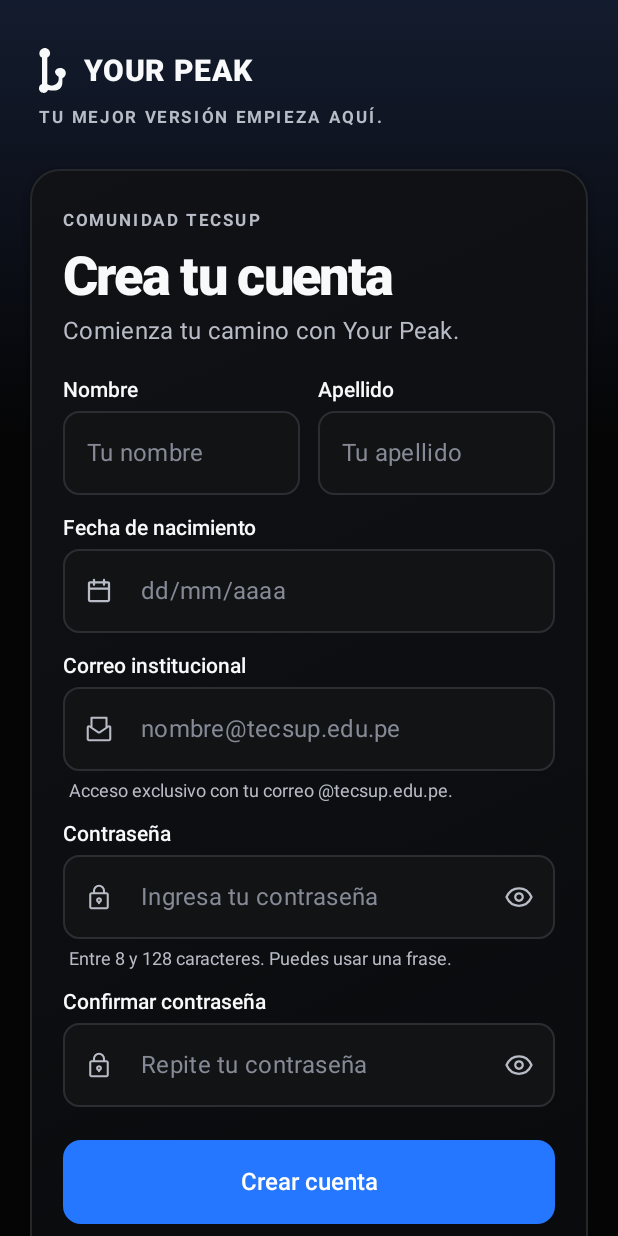
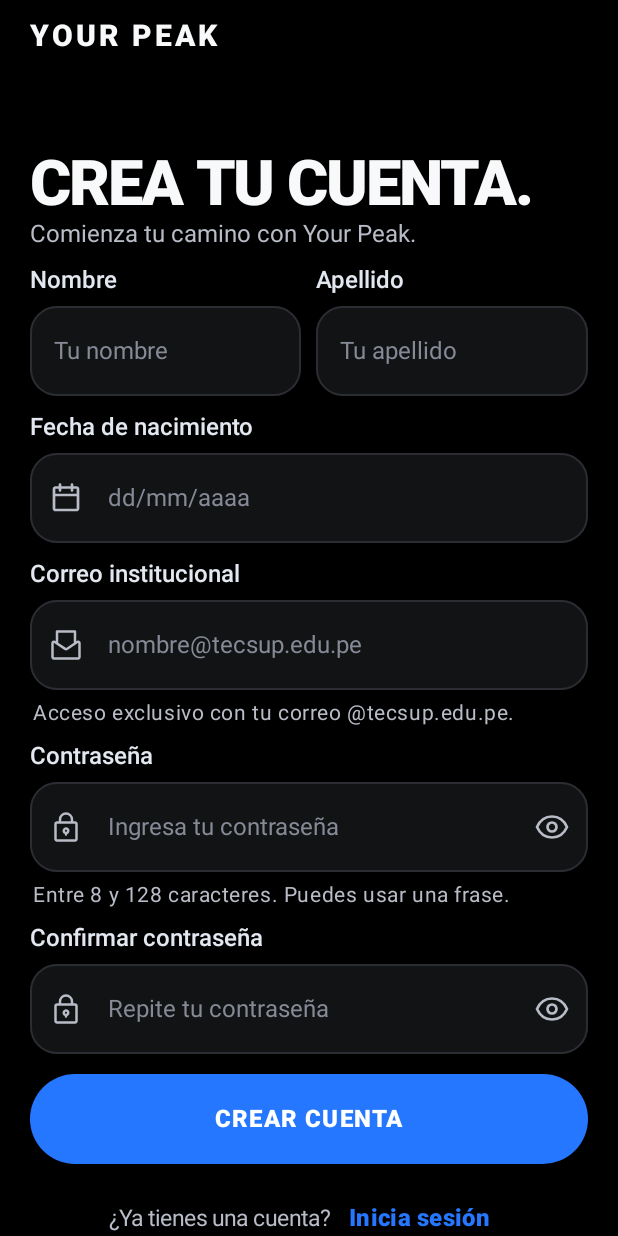
Before and after one commit to fabian-raam/YourPeak, an Android app built with Jetpack Compose: the RegistroScreen screen opened through its navigation route, on a phone screen of 412 x 824 dp. Run offline under Robolectric (Android 15) with nearby library versions, the phone set to English and light mode, and no system bars.

Commit message:
Diseña pantalla móvil de registro

```diff
--- a/Mobile/app/src/main/java/com/ramirez/yourpeak/ui/auth/LoginScreen.kt
+++ b/Mobile/app/src/main/java/com/ramirez/yourpeak/ui/auth/LoginScreen.kt
@@ -2,6 +2,7 @@ package com.ramirez.yourpeak.ui.auth
 
 import androidx.compose.foundation.Image
 import androidx.compose.foundation.background
+import androidx.compose.foundation.clickable
 import androidx.compose.foundation.layout.Arrangement
 import androidx.compose.foundation.layout.Box
 import androidx.compose.foundation.layout.BoxWithConstraints
@@ -184,7 +185,7 @@ private fun LoginContenido(
             Aviso(estado.aviso, TipoAviso.Exito)
             Aviso(estado.mensajeError, TipoAviso.Error)
 
-            CampoLogin(
+            CampoAutenticacion(
                 valor = estado.correo,
                 alCambiar = alCambiarCorreo,
                 etiqueta = "Correo institucional",
@@ -197,7 +198,7 @@ private fun LoginContenido(
                 longitudMaxima = 254
             )
             Spacer(Modifier.height(14.dp))
-            CampoLogin(
+            CampoAutenticacion(
                 valor = estado.contrasena,
                 alCambiar = alCambiarContrasena,
                 etiqueta = "Contrase\u00F1a",
@@ -209,44 +210,18 @@ private fun LoginContenido(
                 alCambiarVisibilidad = { mostrarContrasena = !mostrarContrasena },
                 habilitado = !estado.cargando,
                 longitudMaxima = 128,
+                ultimo = true,
                 alEnviar = { foco.clearFocus(); alEnviar() }
             )
 
             Spacer(Modifier.height(12.dp))
 
-            Button(
-                onClick = { foco.clearFocus(); alEnviar() },
-                enabled = !estado.cargando,
-                modifier = Modifier.fillMaxWidth().heightIn(min = 60.dp),
-                shape = CircleShape,
-                colors = ButtonDefaults.buttonColors(
-                    containerColor = Azul,
-                    contentColor = Color.White,
-                    disabledContainerColor = Azul.copy(alpha = 0.6f),
-                    disabledContentColor = Color.White
-                )
-            ) {
-                Row(
-                    horizontalArrangement = Arrangement.Center,
-                    verticalAlignment = Alignment.CenterVertically
-                ) {
-                    if (estado.cargando) {
-                        CircularProgressIndicator(
-                            color = Color.White,
-                            strokeWidth = 2.dp,
-                            modifier = Modifier.size(18.dp)
-                        )
-                        Spacer(Modifier.padding(horizontal = 4.dp))
-                    }
-                    Text(
-                        text = if (estado.cargando) "INICIANDO SESI\u00D3N..." else "INICIAR SESI\u00D3N",
-                        fontFamily = FontFamily.SansSerif,
-                        fontWeight = FontWeight.Black,
-                        fontSize = 16.sp,
-                        letterSpacing = 0.8.sp
-                    )
-                }
-            }
+            BotonAutenticacion(
+                texto = "INICIAR SESI\u00D3N",
+                textoEnProceso = "INICIANDO SESI\u00D3N...",
+                alPresionar = { foco.clearFocus(); alEnviar() },
+                cargando = estado.cargando
+            )
 
             Spacer(Modifier.height((alturaMaxima * 0.22f).coerceAtLeast(52.dp)))
             Row(
@@ -273,11 +248,51 @@ private fun LoginContenido(
 }
 
 @Composable
-private fun CampoLogin(
+fun BotonAutenticacion(
+    texto: String,
+    textoEnProceso: String,
+    alPresionar: () -> Unit,
+    cargando: Boolean,
+    modifier: Modifier = Modifier
+) {
+    Button(
+        onClick = alPresionar,
+        enabled = !cargando,
+        modifier = modifier.fillMaxWidth().heightIn(min = 60.dp),
+        shape = CircleShape,
+        colors = ButtonDefaults.buttonColors(
+            containerColor = Azul,
+            contentColor = Color.White,
+            disabledContainerColor = Azul.copy(alpha = 0.6f),
+            disabledContentColor = Color.White
+        )
+    ) {
+        Row(horizontalArrangement = Arrangement.Center, verticalAlignment = Alignment.CenterVertically) {
+            if (cargando) {
+                CircularProgressIndicator(
+                    color = Color.White,
+                    strokeWidth = 2.dp,
+                    modifier = Modifier.size(18.dp)
+                )
+                Spacer(Modifier.padding(horizontal = 4.dp))
+            }
+            Text(
+                text = if (cargando) textoEnProceso else texto,
+                fontFamily = FontFamily.SansSerif,
+                fontWeight = FontWeight.Black,
+                fontSize = 16.sp,
+                letterSpacing = 0.8.sp
+            )
+        }
+    }
+}
+
+@Composable
+fun CampoAutenticacion(
     valor: String,
     alCambiar: (String) -> Unit,
     etiqueta: String,
-    icono: Int,
+    icono: Int?,
     placeholder: String,
     modifier: Modifier = Modifier,
     ayuda: String? = null,
@@ -288,7 +303,10 @@ private fun CampoLogin(
     tipoTeclado: KeyboardType = KeyboardType.Text,
     habilitado: Boolean = true,
     longitudMaxima: Int,
-    alEnviar: () -> Unit = {}
+    alEnviar: () -> Unit = {},
+    soloLectura: Boolean = false,
+    alPresionar: (() -> Unit)? = null,
+    ultimo: Boolean = esContrasena
 ) {
     Column(modifier.fillMaxWidth().padding(bottom = 11.dp)) {
         Text(
@@ -298,19 +316,21 @@ private fun CampoLogin(
             style = MaterialTheme.typography.bodyMedium.copy(fontSize = 16.sp),
             modifier = Modifier.padding(bottom = 8.dp)
         )
+        Box {
         OutlinedTextField(
             value = valor,
             onValueChange = { if (it.length <= longitudMaxima) alCambiar(it) },
             modifier = Modifier.fillMaxWidth().heightIn(min = 60.dp),
             enabled = habilitado,
+            readOnly = soloLectura,
             singleLine = true,
             isError = error != null,
             placeholder = {
                 Text(placeholder, style = MaterialTheme.typography.bodyMedium.copy(fontSize = 16.sp))
             },
-            leadingIcon = {
-                Icon(painterResource(icono), contentDescription = null)
-            },
+            leadingIcon = if (icono != null) {
+                { Icon(painterResource(icono), contentDescription = null) }
+            } else null,
             trailingIcon = if (esContrasena) {
                 {
                     IconButton(onClick = alCambiarVisibilidad, enabled = habilitado) {
@@ -328,7 +348,7 @@ private fun CampoLogin(
             } else VisualTransformation.None,
             keyboardOptions = KeyboardOptions(
                 keyboardType = if (esContrasena) KeyboardType.Password else tipoTeclado,
-                imeAction = if (esContrasena) ImeAction.Done else ImeAction.Next
+                imeAction = if (ultimo) ImeAction.Done else ImeAction.Next
             ),
             keyboardActions = KeyboardActions(onDone = { alEnviar() }),
             textStyle = MaterialTheme.typography.bodyMedium.copy(fontSize = 16.sp, color = Texto),
@@ -353,6 +373,15 @@ private fun CampoLogin(
                 cursorColor = Azul
             )
         )
+        if (soloLectura && alPresionar != null && habilitado) {
+            Box(
+                Modifier
+                    .matchParentSize()
+                    .background(Color.Transparent)
+                    .clickable(onClick = alPresionar)
+            )
+        }
+        }
         val textoInferior = error ?: ayuda
         if (textoInferior != null) {
             Text(
--- a/Mobile/app/src/main/java/com/ramirez/yourpeak/ui/auth/RegistroScreen.kt
+++ b/Mobile/app/src/main/java/com/ramirez/yourpeak/ui/auth/RegistroScreen.kt
@@ -1,17 +1,19 @@
 package com.ramirez.yourpeak.ui.auth
 
+import androidx.compose.foundation.background
 import androidx.compose.foundation.layout.Arrangement
+import androidx.compose.foundation.layout.BoxWithConstraints
 import androidx.compose.foundation.layout.Column
 import androidx.compose.foundation.layout.Row
 import androidx.compose.foundation.layout.Spacer
 import androidx.compose.foundation.layout.fillMaxSize
+import androidx.compose.foundation.layout.fillMaxWidth
 import androidx.compose.foundation.layout.height
 import androidx.compose.foundation.layout.imePadding
 import androidx.compose.foundation.layout.padding
 import androidx.compose.foundation.layout.systemBarsPadding
 import androidx.compose.foundation.layout.widthIn
 import androidx.compose.foundation.rememberScrollState
-import androidx.compose.foundation.text.KeyboardActions
 import androidx.compose.foundation.verticalScroll
 import androidx.compose.material3.DatePicker
 import androidx.compose.material3.DatePickerDefaults
@@ -31,24 +33,22 @@ import androidx.compose.runtime.saveable.rememberSaveable
 import androidx.compose.runtime.setValue
 import androidx.compose.ui.Alignment
 import androidx.compose.ui.Modifier
+import androidx.compose.ui.graphics.Color
 import androidx.compose.ui.platform.LocalFocusManager
+import androidx.compose.ui.text.font.FontWeight
 import androidx.compose.ui.text.input.KeyboardType
 import androidx.compose.ui.tooling.preview.Preview
 import androidx.compose.ui.unit.dp
+import androidx.compose.ui.unit.sp
 import androidx.lifecycle.compose.collectAsStateWithLifecycle
 import androidx.lifecycle.viewmodel.compose.viewModel
 import com.ramirez.yourpeak.R
 import com.ramirez.yourpeak.domain.Fechas
 import com.ramirez.yourpeak.ui.components.Aviso
-import com.ramirez.yourpeak.ui.components.BotonPrincipal
-import com.ramirez.yourpeak.ui.components.CampoTexto
-import com.ramirez.yourpeak.ui.components.EncabezadoTarjeta
-import com.ramirez.yourpeak.ui.components.EnlaceCambio
-import com.ramirez.yourpeak.ui.components.FondoMarca
-import com.ramirez.yourpeak.ui.components.MarcaYourPeak
-import com.ramirez.yourpeak.ui.components.NotaPie
-import com.ramirez.yourpeak.ui.components.TarjetaAuth
 import com.ramirez.yourpeak.ui.components.TipoAviso
+import com.ramirez.yourpeak.ui.theme.Azul
+import com.ramirez.yourpeak.ui.theme.Texto
+import com.ramirez.yourpeak.ui.theme.TextoSuave
 import com.ramirez.yourpeak.ui.theme.YourPeakTheme
 
 @Composable
@@ -96,32 +96,51 @@ private class RegistroAcciones(
 private fun RegistroContenido(estado: RegistroUiState, acciones: RegistroAcciones) {
     val foco = LocalFocusManager.current
     var mostrarCalendario by rememberSaveable { mutableStateOf(false) }
+    var mostrarContrasena by rememberSaveable { mutableStateOf(false) }
+    var mostrarConfirmacion by rememberSaveable { mutableStateOf(false) }
     val habilitado = !estado.cargando
 
-    FondoMarca(Modifier.fillMaxSize()) {
+    BoxWithConstraints(Modifier.fillMaxSize().background(Color.Black)) {
+        val altura = maxHeight
         Column(
             modifier = Modifier
+                .align(Alignment.TopCenter)
+                .widthIn(max = 520.dp)
+                .fillMaxWidth()
                 .fillMaxSize()
                 .systemBarsPadding()
                 .imePadding()
                 .verticalScroll(rememberScrollState())
-                .padding(horizontal = 20.dp, vertical = 24.dp),
-            horizontalAlignment = Alignment.CenterHorizontally
+                .padding(horizontal = 20.dp, vertical = 12.dp),
+            horizontalAlignment = Alignment.Start
         ) {
-            Column(Modifier.widthIn(max = 520.dp)) {
-                MarcaYourPeak(Modifier.padding(start = 6.dp, top = 8.dp))
-                Spacer(Modifier.height(28.dp))
-
-                TarjetaAuth {
-                    EncabezadoTarjeta(
-                        etiqueta = "COMUNIDAD TECSUP",
-                        titulo = "Crea tu cuenta",
-                        introduccion = "Comienza tu camino con Your Peak."
+            Text(
+                text = "YOUR PEAK",
+                color = Texto,
+                fontWeight = FontWeight.Black,
+                fontSize = 20.sp,
+                letterSpacing = 2.sp
             )
+            Spacer(Modifier.height(altura * 0.075f))
+            Text(
+                text = "CREA TU CUENTA.",
+                color = Texto,
+                fontWeight = FontWeight.Black,
+                fontSize = 42.sp,
+                lineHeight = 46.sp,
+                letterSpacing = (-1.4).sp,
+                maxLines = 1
+            )
+            Text(
+                text = "Comienza tu camino con Your Peak.",
+                color = TextoSuave,
+                style = MaterialTheme.typography.bodyMedium.copy(fontSize = 16.sp)
+            )
+            Spacer(Modifier.height(12.dp))
             Aviso(estado.mensajeError, TipoAviso.Error)
 
-                    Row(horizontalArrangement = Arrangement.spacedBy(12.dp)) {
-                        CampoTexto(
+            Row(horizontalArrangement = Arrangement.spacedBy(10.dp)) {
+                CampoAutenticacion(
                     valor = estado.nombre,
                     alCambiar = acciones.nombre,
                     etiqueta = "Nombre",
@@ -132,7 +151,7 @@ private fun RegistroContenido(estado: RegistroUiState, acciones: RegistroAccione
                     longitudMaxima = 100,
                     modifier = Modifier.weight(1f)
                 )
-                        CampoTexto(
+                CampoAutenticacion(
                     valor = estado.apellido,
                     alCambiar = acciones.apellido,
                     etiqueta = "Apellido",
@@ -144,7 +163,7 @@ private fun RegistroContenido(estado: RegistroUiState, acciones: RegistroAccione
                     modifier = Modifier.weight(1f)
                 )
             }
-                    CampoTexto(
+            CampoAutenticacion(
                 valor = if (estado.fechaNacimiento.isBlank()) "" else Fechas.paraMostrar(estado.fechaNacimiento),
                 alCambiar = {},
                 etiqueta = "Fecha de nacimiento",
@@ -153,9 +172,10 @@ private fun RegistroContenido(estado: RegistroUiState, acciones: RegistroAccione
                 error = estado.errores["fechaNacimiento"],
                 habilitado = habilitado,
                 soloLectura = true,
+                longitudMaxima = 10,
                 alPresionar = { foco.clearFocus(); mostrarCalendario = true }
             )
-                    CampoTexto(
+            CampoAutenticacion(
                 valor = estado.correo,
                 alCambiar = acciones.correo,
                 etiqueta = "Correo institucional",
@@ -167,42 +187,63 @@ private fun RegistroContenido(estado: RegistroUiState, acciones: RegistroAccione
                 habilitado = habilitado,
                 longitudMaxima = 254
             )
-                    CampoTexto(
+            CampoAutenticacion(
                 valor = estado.contrasena,
                 alCambiar = acciones.contrasena,
-                        etiqueta = "Contraseña",
+                etiqueta = "Contrase\u00F1a",
                 icono = R.drawable.ic_lock,
-                        placeholder = "Ingresa tu contraseña",
+                placeholder = "Ingresa tu contrase\u00F1a",
                 ayuda = "Entre 8 y 128 caracteres. Puedes usar una frase.",
                 error = estado.errores["contrasena"],
                 esContrasena = true,
+                contrasenaVisible = mostrarContrasena,
+                alCambiarVisibilidad = { mostrarContrasena = !mostrarContrasena },
                 habilitado = habilitado,
-                        longitudMaxima = 128
+                longitudMaxima = 128,
+                ultimo = false
             )
-                    CampoTexto(
+            CampoAutenticacion(
                 valor = estado.confirmacion,
                 alCambiar = acciones.confirmacion,
-                        etiqueta = "Confirmar contraseña",
+                etiqueta = "Confirmar contrase\u00F1a",
                 icono = R.drawable.ic_lock,
-                        placeholder = "Repite tu contraseña",
+                placeholder = "Repite tu contrase\u00F1a",
                 error = estado.errores["confirmacion"],
                 esContrasena = true,
+                contrasenaVisible = mostrarConfirmacion,
+                alCambiarVisibilidad = { mostrarConfirmacion = !mostrarConfirmacion },
                 habilitado = habilitado,
                 longitudMaxima = 128,
                 ultimo = true,
-                        accionesTeclado = KeyboardActions(onDone = { foco.clearFocus(); acciones.enviar() })
+                alEnviar = { foco.clearFocus(); acciones.enviar() }
             )
 
-                    Spacer(Modifier.height(8.dp))
-                    BotonPrincipal("Crear cuenta", acciones.enviar, cargando = estado.cargando)
-                    EnlaceCambio(
-                        pregunta = "¿Ya tienes una cuenta?",
-                        accion = "Inicia sesión",
-                        alPresionar = acciones.irALogin,
-                        habilitado = habilitado
+            Spacer(Modifier.height(2.dp))
+            BotonAutenticacion(
+                texto = "CREAR CUENTA",
+                textoEnProceso = "CREANDO CUENTA...",
+                alPresionar = { foco.clearFocus(); acciones.enviar() },
+                cargando = estado.cargando
+            )
+            Spacer(Modifier.height(12.dp))
+            Row(
+                modifier = Modifier.fillMaxWidth(),
+                horizontalArrangement = Arrangement.Center,
+                verticalAlignment = Alignment.CenterVertically
+            ) {
+                Text(
+                    text = "\u00BFYa tienes una cuenta?",
+                    color = TextoSuave,
+                    style = MaterialTheme.typography.bodyMedium.copy(fontSize = 15.sp)
+                )
+                TextButton(onClick = acciones.irALogin, enabled = habilitado) {
+                    Text(
+                        text = "Inicia sesi\u00F3n",
+                        color = Azul,
+                        fontWeight = FontWeight.Black,
+                        fontSize = 16.sp
                     )
                 }
-                NotaPie()
             }
         }
     }
@@ -223,7 +264,6 @@ private fun SelectorFecha(fechaActual: String, alConfirmar: (String) -> Unit, al
     val estadoCalendario = rememberDatePickerState(
         initialSelectedDateMillis = Fechas.millisUtcDesdeIso(fechaActual),
         selectableDates = object : SelectableDates {
-            // Igual que @Past en Spring: solo fechas anteriores a hoy.
             override fun isSelectableDate(utcTimeMillis: Long) = utcTimeMillis < inicioDeHoy
         }
     )
```
Lines whose indentation alone changed are shown as unchanged.
